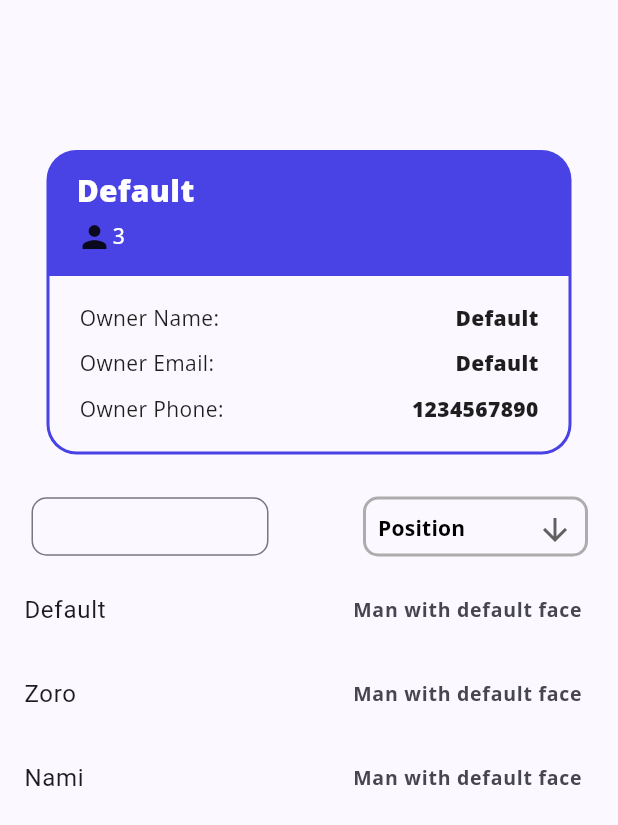
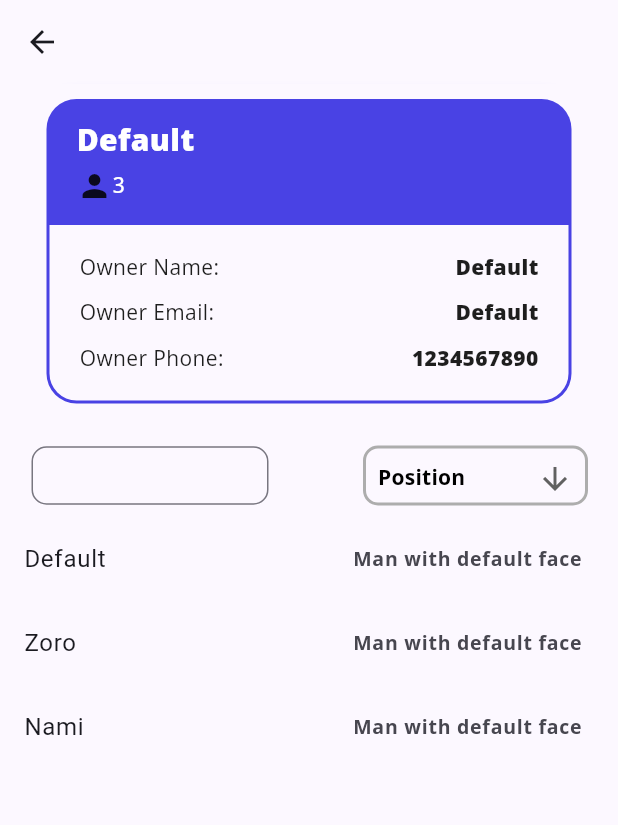
Before and after one commit to Kh1merA/testeam_mobile, a Flutter app: the user_page screen opened by its route, after a tap on "Default Company", on a phone screen of 412 x 824 dp. Shown: the top 825 px of the screen. Run offline on Flutter 3.47's test engine with Material 3 defaults, Android fonts, the light colour scheme and no system bars; our stand-ins replace dropdown_textfield, flutter_spinkit, shared_preferences; accounts and stored records are empty; network calls fail; statements that could not run were skipped.

Commit message:
update and refacor code

```diff
--- a/lib/pages/company_page/view/company_page.dart
+++ b/lib/pages/company_page/view/company_page.dart
@@ -63,11 +63,30 @@ class _UserPageState extends State<company_page> {
   @override
   Widget build(BuildContext context) {
     return Scaffold(
+      appBar: AppBar(
+        leading: IconButton(
+          icon: Icon(Icons.arrow_back),
+          onPressed: () {
+            Navigator.of(context).pushNamed('/user_page');
+          },
+        ),
+        backgroundColor:
+            Theme.of(context).colorScheme.background.withOpacity(0.8),
+        surfaceTintColor: Colors.transparent,
+        flexibleSpace: ClipRect(
+          child: BackdropFilter(
+            filter: ImageFilter.blur(sigmaX: 5, sigmaY: 5),
+            child: Container(
+              color: Colors.transparent,
+            ),
+          ),
+        ),
+      ),
       body: SingleChildScrollView(
         child: Column(
           children: [
             SizedBox(
-              height: 100,
+              height: 10,
             ),
             Container(
               width: 350,
--- a/lib/pages/test_passing/view/test_passing.dart
+++ b/lib/pages/test_passing/view/test_passing.dart
@@ -57,6 +57,7 @@ class _test_passingState extends State<test_passing> {
 
   @override
   void initState() {
+    _loadingStatus = LoadingStatus.loading;
     super.initState();
     userToken = '';
     quizPassing = QuizPassing(
@@ -96,7 +97,7 @@ class _test_passingState extends State<test_passing> {
     }
   }
 
-  @override
+@override
 Widget build(BuildContext context) {
   if (_loadingStatus == LoadingStatus.loading) {
     return Loading();
@@ -105,8 +106,7 @@ Widget build(BuildContext context) {
   }
 }
 
-  @override
-  Widget _buildQuizListWidget() {
+Widget _buildQuizListWidget() {
     return Scaffold(
       body: Column(
         children: [
--- a/lib/pages/user_page/view/user_page.dart
+++ b/lib/pages/user_page/view/user_page.dart
@@ -130,30 +130,6 @@ class _UserPageState extends State<user_page> {
                       inputIcon: Icon(Icons.account_box),
                       inputText: userData.position),
                   const SizedBox(
-                    width: 35,
-                  ),
-                  Row(
-                    mainAxisAlignment: MainAxisAlignment.end,
-                    children: [
-                      IconTheme(
-                          data: iconProfileTheme,
-                          child: Icon(Icons.compare_arrows)),
-                      const SizedBox(
-                        width: 10,
-                      ),
-                      InkWell(
-                      onTap: () {
-                        Navigator.of(context).pushNamed('/user_page/edit_password');
-                      },
-                      child: Text(
-                        'Change password',
-                        style: Theme.of(context).textTheme.labelSmall,
-                      ),
-                    ),
-
-                    ],
-                  ),
-                  const SizedBox(
                     height: 30,
                   ),
                   TextButton(
```
Also changed, not shown: lib/pages/home_page/widgets/test_container.dart (+7 -17 lines), lib/pages/login_page/view/login_page.dart (+0 -15 lines), lib/pages/test_passing/view/test_result.dart (+26 -3 lines).
